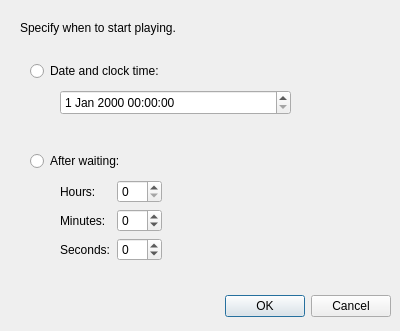
Qt form src/gui-remote/delayedstartdialog.ui (hyperquantum/PMP) before a commit.
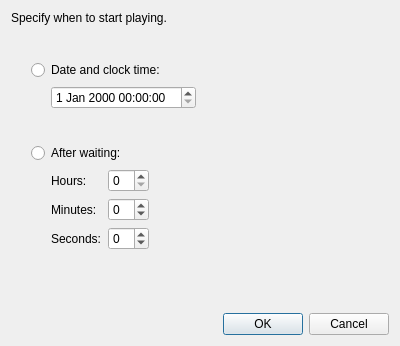
The same form after that commit.

Commit message: Use layouts for delayed start dialog

```diff
--- a/src/gui-remote/delayedstartdialog.ui
+++ b/src/gui-remote/delayedstartdialog.ui
@@ -7,89 +7,205 @@
     <x>0</x>
     <y>0</y>
     <width>400</width>
-    <height>331</height>
+    <height>346</height>
    </rect>
   </property>
   <property name="windowTitle">
    <string>Activate delayed start</string>
   </property>
-  <widget class="QDialogButtonBox" name="buttonBox">
-   <property name="geometry">
-    <rect>
-     <x>10</x>
-     <y>290</y>
-     <width>381</width>
-     <height>32</height>
-    </rect>
-   </property>
-   <property name="orientation">
-    <enum>Qt::Horizontal</enum>
-   </property>
-   <property name="standardButtons">
-    <set>QDialogButtonBox::Cancel|QDialogButtonBox::Ok</set>
-   </property>
-  </widget>
+  <layout class="QVBoxLayout" name="verticalLayout_3" stretch="0,1,0,1,0,2,0">
+   <item>
+    <widget class="QLabel" name="label">
+     <property name="text">
+      <string>Specify when to start playing.</string>
+     </property>
+    </widget>
+   </item>
+   <item>
+    <spacer name="verticalSpacer_8">
+     <property name="orientation">
+      <enum>Qt::Vertical</enum>
+     </property>
+     <property name="sizeHint" stdset="0">
+      <size>
+       <width>20</width>
+       <height>40</height>
+      </size>
+     </property>
+    </spacer>
+   </item>
+   <item>
+    <layout class="QVBoxLayout" name="verticalLayout">
+     <item>
+      <layout class="QHBoxLayout" name="horizontalLayout">
+       <item>
+        <spacer name="verticalSpacer">
+         <property name="orientation">
+          <enum>Qt::Vertical</enum>
+         </property>
+         <property name="sizeHint" stdset="0">
+          <size>
+           <width>20</width>
+           <height>18</height>
+          </size>
+         </property>
+        </spacer>
+       </item>
+       <item>
   <widget class="QRadioButton" name="clockTimeRadioButton">
-   <property name="geometry">
-    <rect>
-     <x>30</x>
-     <y>60</y>
-     <width>341</width>
-     <height>22</height>
-    </rect>
-   </property>
    <property name="text">
     <string>Date and clock time:</string>
    </property>
   </widget>
-  <widget class="QRadioButton" name="delayRadioButton">
-   <property name="geometry">
-    <rect>
-     <x>30</x>
-     <y>150</y>
-     <width>341</width>
-     <height>22</height>
-    </rect>
-   </property>
-   <property name="text">
-    <string>After waiting:</string>
-   </property>
-  </widget>
+       </item>
+       <item>
+        <spacer name="horizontalSpacer_4">
+         <property name="orientation">
+          <enum>Qt::Horizontal</enum>
+         </property>
+         <property name="sizeHint" stdset="0">
+          <size>
+           <width>40</width>
+           <height>20</height>
+          </size>
+         </property>
+        </spacer>
+       </item>
+      </layout>
+     </item>
+     <item>
+      <layout class="QHBoxLayout" name="horizontalLayout_2">
+       <item>
+        <spacer name="verticalSpacer_2">
+         <property name="orientation">
+          <enum>Qt::Vertical</enum>
+         </property>
+         <property name="sizeHint" stdset="0">
+          <size>
+           <width>20</width>
+           <height>18</height>
+          </size>
+         </property>
+        </spacer>
+       </item>
+       <item>
+        <spacer name="verticalSpacer_3">
+         <property name="orientation">
+          <enum>Qt::Vertical</enum>
+         </property>
+         <property name="sizeHint" stdset="0">
+          <size>
+           <width>20</width>
+           <height>18</height>
+          </size>
+         </property>
+        </spacer>
+       </item>
+       <item>
   <widget class="QDateTimeEdit" name="dateTimeEdit">
-   <property name="geometry">
-    <rect>
-     <x>60</x>
-     <y>90</y>
-     <width>231</width>
-     <height>25</height>
-    </rect>
-   </property>
    <property name="currentSection">
     <enum>QDateTimeEdit::DaySection</enum>
    </property>
   </widget>
-  <widget class="QLabel" name="label">
-   <property name="geometry">
-    <rect>
-     <x>20</x>
-     <y>20</y>
-     <width>361</width>
-     <height>16</height>
-    </rect>
-   </property>
+       </item>
+       <item>
+        <spacer name="horizontalSpacer_6">
+         <property name="orientation">
+          <enum>Qt::Horizontal</enum>
+         </property>
+         <property name="sizeHint" stdset="0">
+          <size>
+           <width>40</width>
+           <height>20</height>
+          </size>
+         </property>
+        </spacer>
+       </item>
+      </layout>
+     </item>
+    </layout>
+   </item>
+   <item>
+    <spacer name="verticalSpacer_9">
+     <property name="orientation">
+      <enum>Qt::Vertical</enum>
+     </property>
+     <property name="sizeHint" stdset="0">
+      <size>
+       <width>20</width>
+       <height>40</height>
+      </size>
+     </property>
+    </spacer>
+   </item>
+   <item>
+    <layout class="QVBoxLayout" name="verticalLayout_2">
+     <item>
+      <layout class="QHBoxLayout" name="horizontalLayout_3">
+       <item>
+        <spacer name="verticalSpacer_4">
+         <property name="orientation">
+          <enum>Qt::Vertical</enum>
+         </property>
+         <property name="sizeHint" stdset="0">
+          <size>
+           <width>20</width>
+           <height>18</height>
+          </size>
+         </property>
+        </spacer>
+       </item>
+       <item>
+        <widget class="QRadioButton" name="delayRadioButton">
    <property name="text">
-    <string>Specify when to start playing.</string>
-   </property>
-  </widget>
-  <widget class="QWidget" name="">
-   <property name="geometry">
-    <rect>
-     <x>60</x>
-     <y>180</y>
-     <width>102</width>
-     <height>89</height>
-    </rect>
-   </property>
+          <string>After waiting:</string>
+         </property>
+        </widget>
+       </item>
+       <item>
+        <spacer name="horizontalSpacer_5">
+         <property name="orientation">
+          <enum>Qt::Horizontal</enum>
+         </property>
+         <property name="sizeHint" stdset="0">
+          <size>
+           <width>40</width>
+           <height>20</height>
+          </size>
+         </property>
+        </spacer>
+       </item>
+      </layout>
+     </item>
+     <item>
+      <layout class="QHBoxLayout" name="horizontalLayout_4">
+       <item>
+        <spacer name="verticalSpacer_5">
+         <property name="orientation">
+          <enum>Qt::Vertical</enum>
+         </property>
+         <property name="sizeHint" stdset="0">
+          <size>
+           <width>20</width>
+           <height>18</height>
+          </size>
+         </property>
+        </spacer>
+       </item>
+       <item>
+        <spacer name="verticalSpacer_6">
+         <property name="orientation">
+          <enum>Qt::Vertical</enum>
+         </property>
+         <property name="sizeHint" stdset="0">
+          <size>
+           <width>20</width>
+           <height>18</height>
+          </size>
+         </property>
+        </spacer>
+       </item>
+       <item>
    <layout class="QFormLayout" name="delayAmountLayout">
     <item row="0" column="0">
      <widget class="QLabel" name="hoursLabel">
@@ -136,7 +252,48 @@
      </widget>
     </item>
    </layout>
-  </widget>
+       </item>
+       <item>
+        <spacer name="horizontalSpacer_7">
+         <property name="orientation">
+          <enum>Qt::Horizontal</enum>
+         </property>
+         <property name="sizeHint" stdset="0">
+          <size>
+           <width>40</width>
+           <height>20</height>
+          </size>
+         </property>
+        </spacer>
+       </item>
+      </layout>
+     </item>
+    </layout>
+   </item>
+   <item>
+    <spacer name="verticalSpacer_7">
+     <property name="orientation">
+      <enum>Qt::Vertical</enum>
+     </property>
+     <property name="sizeHint" stdset="0">
+      <size>
+       <width>20</width>
+       <height>40</height>
+      </size>
+     </property>
+    </spacer>
+   </item>
+   <item>
+    <widget class="QDialogButtonBox" name="buttonBox">
+     <property name="orientation">
+      <enum>Qt::Horizontal</enum>
+     </property>
+     <property name="standardButtons">
+      <set>QDialogButtonBox::Cancel|QDialogButtonBox::Ok</set>
+     </property>
+    </widget>
+   </item>
+  </layout>
  </widget>
  <resources/>
  <connections>
```
Lines whose indentation alone changed are shown as unchanged.
